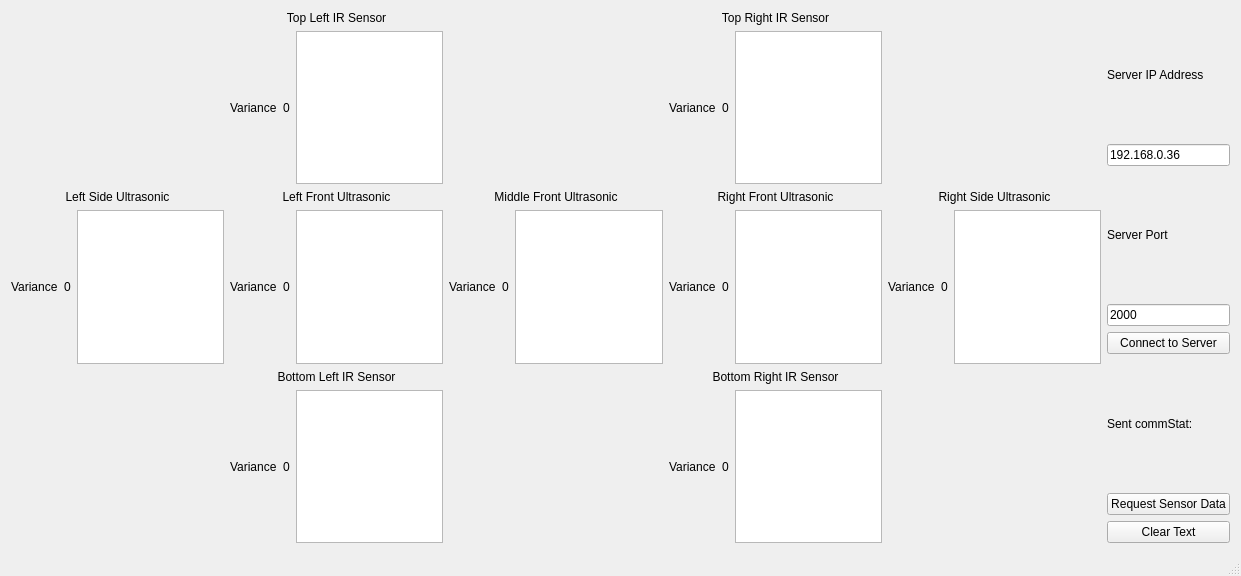
Qt form QtClients/TargetLocatorSensorData/mainwindow.ui (madhavpatel6/EmbeddedSystemDesign_Team02) before a commit.
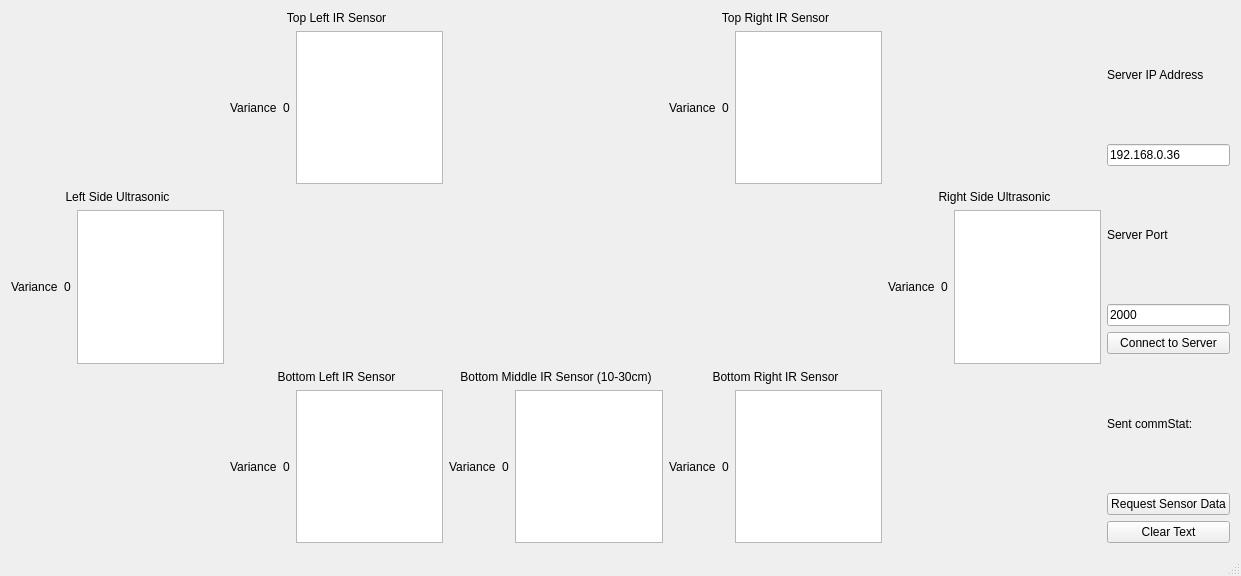
The same form after that commit.

Commit message: updated sensor data request

Diff of the .ui file:
```diff
--- a/QtClients/TargetLocatorSensorData/mainwindow.ui
+++ b/QtClients/TargetLocatorSensorData/mainwindow.ui
@@ -29,27 +29,6 @@
           </property>
          </widget>
         </item>
-        <item row="3" column="2">
-         <layout class="QHBoxLayout" name="horizontalLayout_7">
-          <item>
-           <widget class="QLabel" name="labelUM">
-            <property name="text">
-             <string>Variance</string>
-            </property>
-           </widget>
-          </item>
-          <item>
-           <widget class="QLabel" name="valuesUM">
-            <property name="text">
-             <string>0</string>
-            </property>
-           </widget>
-          </item>
-          <item>
-           <widget class="QTextBrowser" name="ultraMiddleBrowser"/>
-          </item>
-         </layout>
-        </item>
         <item row="1" column="3">
          <layout class="QHBoxLayout" name="horizontalLayout_5">
           <item>
@@ -72,25 +51,7 @@
          </layout>
         </item>
         <item row="3" column="1">
-         <layout class="QHBoxLayout" name="horizontalLayout_6">
-          <item>
-           <widget class="QLabel" name="labelUL">
-            <property name="text">
-             <string>Variance</string>
-            </property>
-           </widget>
-          </item>
-          <item>
-           <widget class="QLabel" name="valuesUL">
-            <property name="text">
-             <string>0</string>
-            </property>
-           </widget>
-          </item>
-          <item>
-           <widget class="QTextBrowser" name="ultraLeftBrowser"/>
-          </item>
-         </layout>
+         <layout class="QHBoxLayout" name="horizontalLayout_6"/>
         </item>
         <item row="0" column="1">
          <widget class="QLabel" name="label_4">
@@ -135,25 +96,7 @@
          <layout class="QHBoxLayout" name="horizontalLayout_3"/>
         </item>
         <item row="3" column="3">
-         <layout class="QHBoxLayout" name="horizontalLayout_8">
-          <item>
-           <widget class="QLabel" name="labelUR">
-            <property name="text">
-             <string>Variance</string>
-            </property>
-           </widget>
-          </item>
-          <item>
-           <widget class="QLabel" name="valuesUR">
-            <property name="text">
-             <string>0</string>
-            </property>
-           </widget>
-          </item>
-          <item>
-           <widget class="QTextBrowser" name="ultraRightBrowser"/>
-          </item>
-         </layout>
+         <layout class="QHBoxLayout" name="horizontalLayout_8"/>
         </item>
         <item row="5" column="1">
          <layout class="QHBoxLayout" name="horizontalLayout_10">
@@ -177,7 +120,25 @@
          </layout>
         </item>
         <item row="5" column="2">
-         <layout class="QHBoxLayout" name="horizontalLayout_11"/>
+         <layout class="QHBoxLayout" name="horizontalLayout_11">
+          <item>
+           <widget class="QLabel" name="labelBM">
+            <property name="text">
+             <string>Variance</string>
+            </property>
+           </widget>
+          </item>
+          <item>
+           <widget class="QLabel" name="valuesBM">
+            <property name="text">
+             <string>0</string>
+            </property>
+           </widget>
+          </item>
+          <item>
+           <widget class="QTextBrowser" name="bottomMiddleBrowser"/>
+          </item>
+         </layout>
         </item>
         <item row="5" column="3">
          <layout class="QHBoxLayout" name="horizontalLayout">
@@ -200,16 +161,6 @@
           </item>
          </layout>
         </item>
-        <item row="2" column="3">
-         <widget class="QLabel" name="label_7">
-          <property name="text">
-           <string>Right Front Ultrasonic</string>
-          </property>
-          <property name="alignment">
-           <set>Qt::AlignCenter</set>
-          </property>
-         </widget>
-        </item>
         <item row="4" column="1">
          <widget class="QLabel" name="label_10">
           <property name="text">
@@ -220,16 +171,6 @@
           </property>
          </widget>
         </item>
-        <item row="2" column="2">
-         <widget class="QLabel" name="label_11">
-          <property name="text">
-           <string>Middle Front Ultrasonic</string>
-          </property>
-          <property name="alignment">
-           <set>Qt::AlignCenter</set>
-          </property>
-         </widget>
-        </item>
         <item row="4" column="3">
          <widget class="QLabel" name="label_6">
           <property name="text">
@@ -240,16 +181,6 @@
           </property>
          </widget>
         </item>
-        <item row="2" column="1">
-         <widget class="QLabel" name="label_5">
-          <property name="text">
-           <string>Left Front Ultrasonic</string>
-          </property>
-          <property name="alignment">
-           <set>Qt::AlignCenter</set>
-          </property>
-         </widget>
-        </item>
         <item row="2" column="0">
          <widget class="QLabel" name="label_3">
           <property name="text">
@@ -328,6 +259,19 @@
           </item>
          </layout>
         </item>
+        <item row="3" column="2">
+         <layout class="QHBoxLayout" name="horizontalLayout_7"/>
+        </item>
+        <item row="4" column="2">
+         <widget class="QLabel" name="label_11">
+          <property name="text">
+           <string>Bottom Middle IR Sensor (10-30cm)</string>
+          </property>
+          <property name="alignment">
+           <set>Qt::AlignCenter</set>
+          </property>
+         </widget>
+        </item>
        </layout>
       </item>
       <item>
```
The commit also changes 6 other files.
